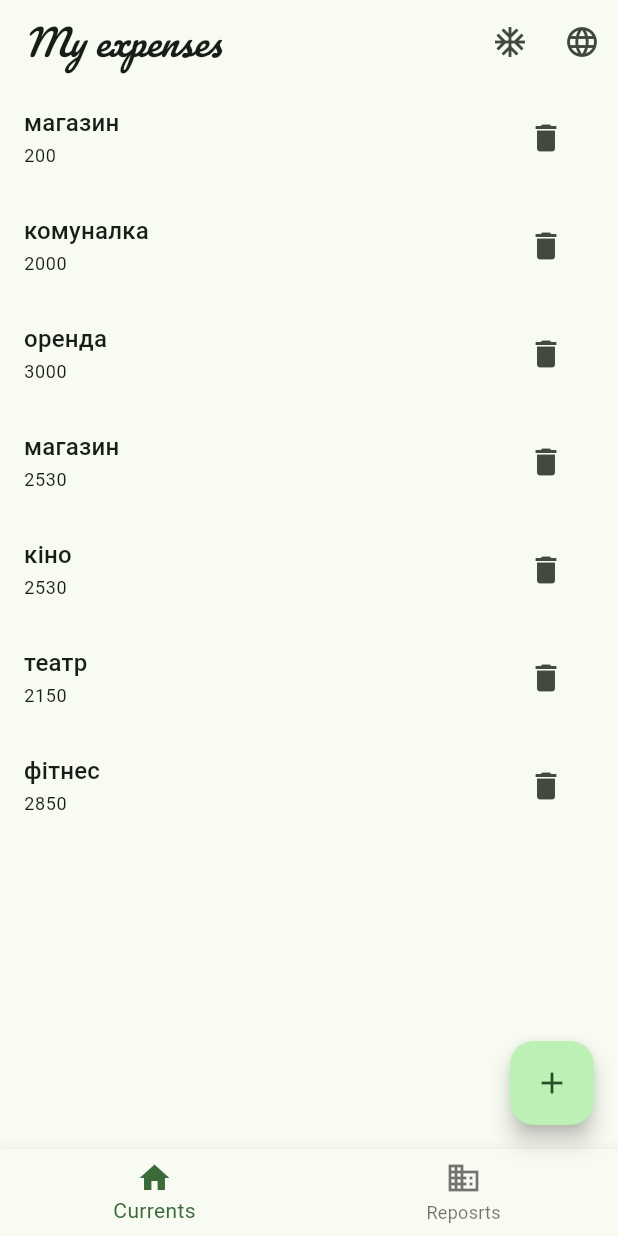
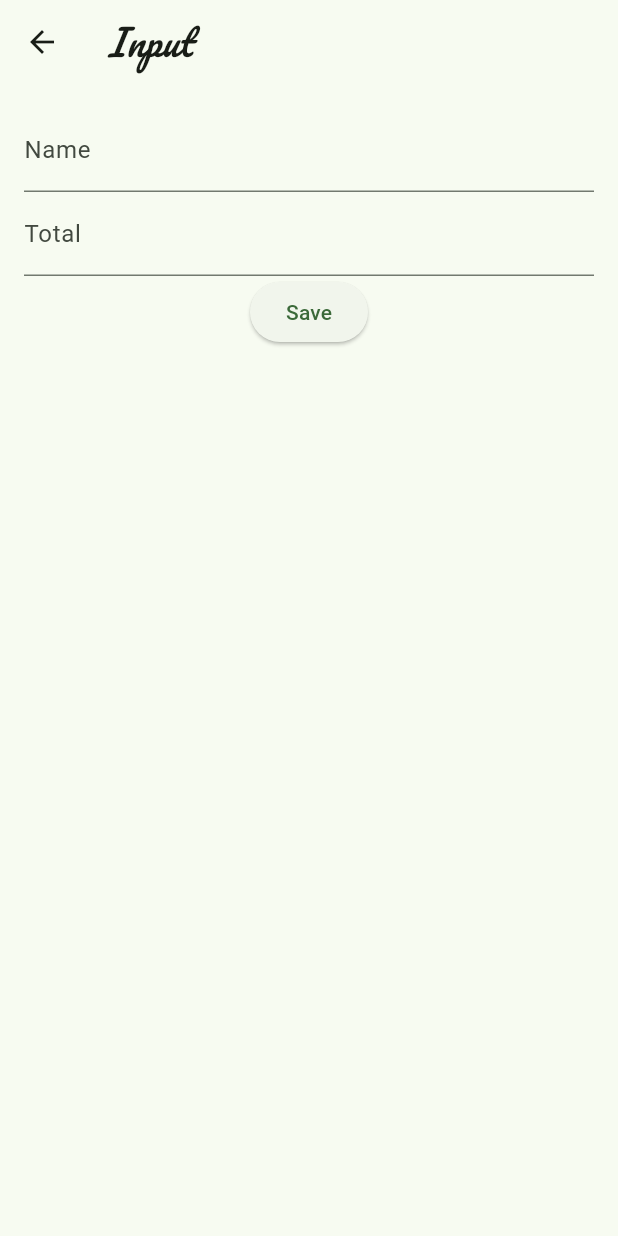
Before and after one commit to lizakolot12/MyFinances, a Flutter app: the screen it shows after launch, after a tap on the "add" icon, on a phone screen of 412 x 824 dp. Run offline on Flutter 3.47's test engine with Material 2 defaults, Android fonts, the phone set to English and light mode, and no system bars; our stand-ins replace bloc, flutter_bloc, google_fonts; generated files the repository leaves out were written again.

Commit message:
add edit screen

```diff
--- a/lib/data/data.dart
+++ b/lib/data/data.dart
@@ -1,7 +1,9 @@
+import 'dart:math';
+
 class Transaction {
   final int _id;
   final String _name;
-  final int _total;
+  final double _total;
   final List<String>? _tags;
   bool _isProgress = false;
 
@@ -9,7 +11,7 @@ class Transaction {
 
   List<String>? get tags => _tags;
 
-  int get total => _total;
+  double get total => _total;
 
   String get name => _name;
 
@@ -33,6 +35,10 @@ class TransactionRepository {
     Transaction(6, "театр", 2150, null),
     Transaction(7, "фітнес", 2850, null),
   ];
+  Future<Transaction> getById(int id) async {
+    await Future.delayed(const Duration(seconds: 1));
+    return _transactions.firstWhere((element) => element.id == id);
+  }
 
   Future<List<Transaction>> getAll() async {
     await Future.delayed(const Duration(seconds: 1));
@@ -44,4 +50,20 @@ class TransactionRepository {
     _transactions.removeWhere((item) => item.id == transaction.id);
     return;
   }
+
+  Future<Transaction> get(int id) async {
+    await Future.delayed(const Duration(seconds: 1));
+    return _transactions.firstWhere((item) => item.id == id);
+  }
+
+  Future<void> edit(Transaction transaction) async {
+    await Future.delayed(const Duration(seconds: 1));
+    _transactions.removeWhere((item) => item.id == transaction.id);
+    _transactions.add(transaction);
+  }
+
+  Future<void> create(String name, double total) async {
+    await Future.delayed(const Duration(seconds: 1));
+    _transactions.add(Transaction(Random().nextInt(1000), name, total, List.empty()));
+  }
 }
--- /dev/null
+++ b/lib/data/item_bloc.dart
@@ -0,0 +1,45 @@
+import 'package:bloc/bloc.dart';
+import 'package:meta/meta.dart';
+import 'package:my_study/data/data.dart';
+import 'package:my_study/data/transaction_bloc.dart';
+
+import 'item_event.dart';
+import 'item_state.dart';
+
+class TransactionItemBloc extends Bloc<ItemEvent, ItemState> {
+  final TransactionRepository _repository;
+
+  TransactionItemBloc({required TransactionRepository repository})
+      : _repository = repository,
+        super(Initial()) {
+    on<NewTransaction>(
+      (event, emit) async {
+        emit(NewItem());
+      },
+    );
+
+    on<EditTransaction>(
+      (event, emit) async {
+        emit(Loading());
+        Future<Transaction> transactionFuture = _repository.getById(event.id);
+        Transaction transaction = await transactionFuture;
+        emit(EditedTransaction(transaction));
+      },
+    );
+
+    on<SaveTransaction>(
+      (event, emit) async {
+        emit(Saving());
+        _repository.edit(event.transaction);
+        emit(Saved());
+      },
+    );
+    on<CreateTransaction>(
+      (event, emit) async {
+        emit(Saving());
+        _repository.create(event.name, event.total);
+        emit(Saved());
+      },
+    );
+  }
+}
--- /dev/null
+++ b/lib/data/item_event.dart
@@ -0,0 +1,28 @@
+import 'package:flutter/widgets.dart';
+
+import 'data.dart';
+
+
+@immutable
+abstract class ItemEvent {}
+
+class NewTransaction extends ItemEvent {}
+
+class EditTransaction extends ItemEvent {
+  late final int id;
+
+  EditTransaction(this.id);
+}
+
+class SaveTransaction extends ItemEvent {
+  late final Transaction transaction;
+
+  SaveTransaction(this.transaction);
+}
+
+class CreateTransaction extends ItemEvent {
+  late final String name;
+  late final double total;
+
+  CreateTransaction(this.name, this.total);
+}
--- /dev/null
+++ b/lib/data/item_state.dart
@@ -0,0 +1,26 @@
+import 'package:flutter/widgets.dart';
+
+import 'data.dart';
+
+@immutable
+abstract class ItemState {}
+
+class Initial extends ItemState {}
+class NewItem extends ItemState {}
+
+class EditedTransaction extends ItemState {
+  late final Transaction transaction;
+
+  EditedTransaction(this.transaction);
+}
+class Loading extends ItemState {
+
+}
+
+class Saving extends ItemState {
+
+}
+
+class Saved extends ItemState {
+
+}
--- /dev/null
+++ b/lib/edit_screen.dart
@@ -0,0 +1,77 @@
+import 'package:flutter/material.dart';
+import 'package:flutter_bloc/flutter_bloc.dart';
+import 'package:my_study/item_screen.dart';
+import 'package:provider/provider.dart';
+import 'data/data.dart';
+import 'data/item_bloc.dart';
+import 'data/item_event.dart';
+import 'data/item_state.dart';
+import 'data/transaction_bloc.dart';
+
+class EditScreen extends StatelessWidget {
+  final Transaction? transaction;
+
+  const EditScreen({super.key, this.transaction});
+
+  @override
+  Widget build(BuildContext context) {
+    return BlocBuilder<TransactionItemBloc, ItemState>(
+      builder: (context, state) {
+        if (state is Initial) {
+          if (transaction == null) {
+            {
+              context.read<TransactionItemBloc>().add(
+                    NewTransaction(),
+                  );
+              return progress();
+            }
+          } else {
+            context.read<TransactionItemBloc>().add(
+                  EditTransaction(transaction?.id??0),
+                );
+            return progress();
+          }
+        } else if (state is NewItem) {
+          return EditForm(transaction: null);
+        } else if (state is EditedTransaction) {
+          return EditForm(transaction: state.transaction);
+        } else {
+          return progress();
+        }
+      },
+    );
+  }
+
+  Widget buildList(List<Transaction> list) {
+    return ListView.builder(
+      itemCount: list.length,
+      itemBuilder: (context, index) => ListTile(
+        title: Text(
+          list[index].name,
+          style: Theme.of(context).textTheme.titleMedium,
+        ),
+        subtitle: Text(
+          list[index].total.toString(),
+          style: Theme.of(context).textTheme.bodySmall,
+        ),
+        trailing: IconButton(
+          disabledColor: Colors.black12,
+          icon: const Icon(
+            Icons.delete,
+          ),
+          onPressed: list[index].isProgress
+              ? null
+              : () => context.read<TransactionListBloc>().add(
+                    RemoveTransaction(list[index]),
+                  ),
+        ),
+      ),
+    );
+  }
+
+  Widget progress() {
+    return const Center(
+      child: CircularProgressIndicator(),
+    );
+  }
+}
--- /dev/null
+++ b/lib/item_screen.dart
@@ -0,0 +1,71 @@
+import 'package:flutter/material.dart';
+import 'package:flutter_localizations/flutter_localizations.dart';
+import 'package:flutter_gen/gen_l10n/app_localizations.dart';
+
+import 'data/data.dart';
+
+class EditForm extends StatefulWidget {
+  final Transaction? transaction;
+
+  const EditForm({super.key, required this.transaction});
+
+  @override
+  _EditFormState createState() => _EditFormState();
+}
+
+class _EditFormState extends State<EditForm> {
+  final TextEditingController nameController = TextEditingController();
+  final TextEditingController amountController = TextEditingController();
+
+  @override
+  void initState() {
+    super.initState();
+    nameController.text = widget.transaction?.name ?? "";
+    amountController.text = widget.transaction?.total.toString() ?? "";
+  }
+
+  @override
+  Widget build(BuildContext context) {
+    return Scaffold(
+      appBar: AppBar(
+        title: Text(AppLocalizations.of(context)!.edit_title),
+      ),
+      body: Padding(
+        padding: const EdgeInsets.all(16.0),
+        child: Column(
+          children: [
+            TextFormField(
+              controller: nameController,
+              decoration: InputDecoration(
+                  labelText: AppLocalizations.of(context)!.label_name),
+            ),
+            TextFormField(
+              controller: amountController,
+              decoration: InputDecoration(
+                  labelText: AppLocalizations.of(context)!.label_total),
+              keyboardType: TextInputType.number,
+            ),
+            ElevatedButton(
+              onPressed: () {
+                String name = nameController.text;
+                String amount = amountController.text;
+                // Ваша логіка збереження даних
+
+                nameController.clear();
+                amountController.clear();
+              },
+              child: Text(AppLocalizations.of(context)!.label_save),
+            ),
+          ],
+        ),
+      ),
+    );
+  }
+
+  @override
+  void dispose() {
+    nameController.dispose();
+    amountController.dispose();
+    super.dispose();
+  }
+}
--- a/lib/l10n/app_en.arb
+++ b/lib/l10n/app_en.arb
@@ -11,8 +11,12 @@
   "@currents": {
     "description": "The name of current page"
   },
-  "reports": "Reposrts",
+  "reports": "Reports",
   "@reports": {
     "description": "The name of report page"
-  }
+  },
+  "edit_title": "Input",
+  "label_name": "Name",
+  "label_total": "Total",
+  "label_save": "Save"
 }
--- a/lib/l10n/app_uk.arb
+++ b/lib/l10n/app_uk.arb
@@ -2,5 +2,9 @@
   "title": "Мої витрати",
   "mainDesription": "Що було куплено нещодавно",
   "currents": "Поточні",
-  "reports": "Звіти"
+  "reports": "Звіти",
+  "edit_title": "Ввід даних",
+  "label_name": "Назва",
+  "label_total": "Сума",
+  "label_save": "Зберегти"
 }
--- a/lib/main.dart
+++ b/lib/main.dart
@@ -7,6 +7,9 @@ import 'package:my_study/data/transaction_bloc.dart';
 import 'package:my_study/provider_state_managment.dart';
 import 'package:provider/provider.dart' as provider;
 import 'data/data.dart';
+import 'data/item_bloc.dart';
+import 'edit_screen.dart';
+import 'item_screen.dart';
 import 'list_screen.dart';
 
 void main() {
@@ -124,7 +127,22 @@ class MainPage extends StatelessWidget {
                     : buildStack(),
                 floatingActionButton: FloatingActionButton(
                   tooltip: 'Add new',
-                  onPressed: () => {},
+                  onPressed: () => {
+                    Navigator.push(
+                      context,
+                      MaterialPageRoute(
+                          builder: (context) => RepositoryProvider(
+                              create: (context) => TransactionRepository(),
+                              child: BlocProvider(
+                                create: (context) => TransactionItemBloc(
+                                    repository: RepositoryProvider.of<
+                                        TransactionRepository>(context)),
+                                child: EditScreen(transaction: null),
+                                /*transaction:
+                                        Transaction(1, "d", 34, List.empty())),*/
+                              ))),
+                    )
+                  },
                   child: const Icon(
                     Icons.add,
                   ),
```
